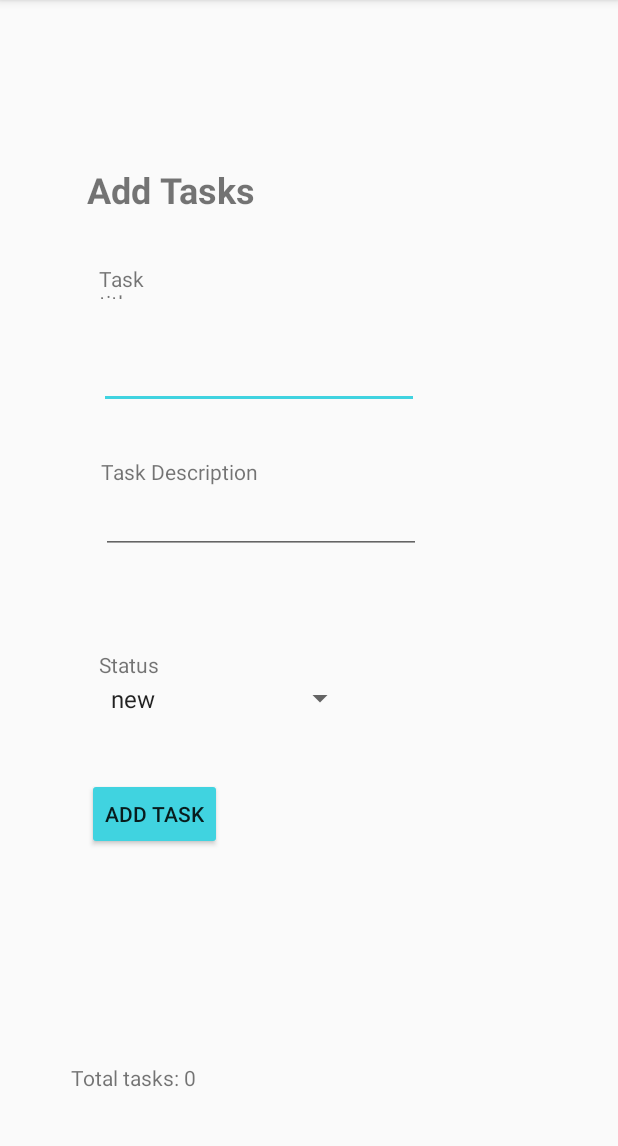
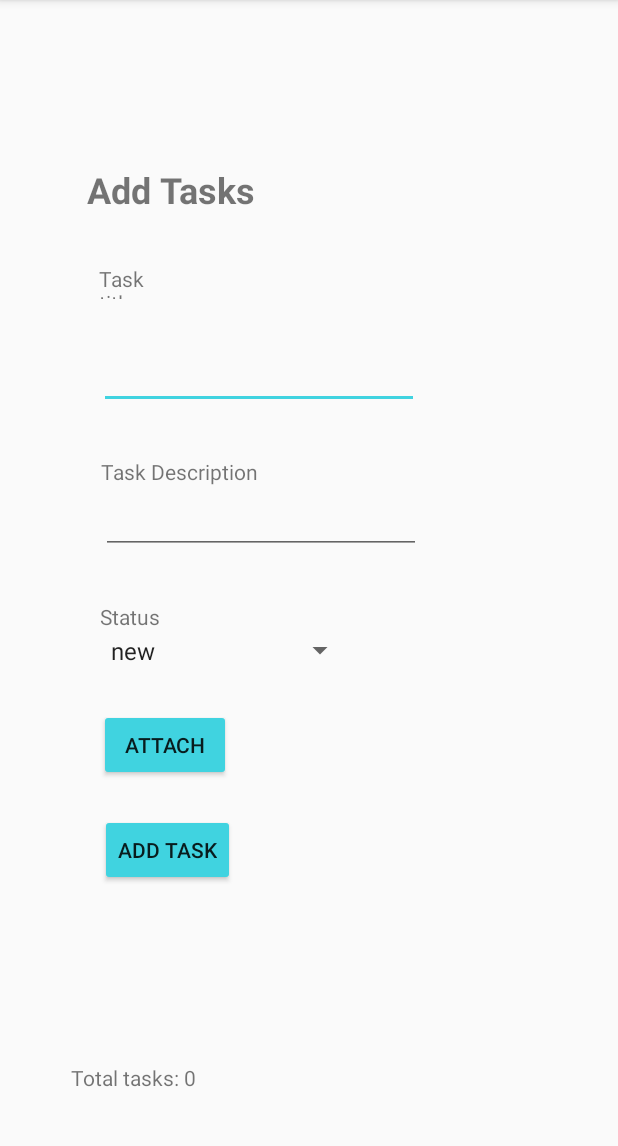
Before and after one commit to JBajracharya/taskMaster, an Android app: the addTask screen opened directly, with no data from a screen before it, on a phone screen of 412 x 824 dp, the part 84-1230 px from its top. Run offline under Robolectric (Android 15) with nearby library versions, the phone set to English and light mode, and no system bars; our stand-ins replace Room's generated code; libraries missing offline, so code that uses them is left out: com.amazonaws.amplify, com.amazonaws.mobile, com.amazonaws.mobileconnectors, com.apollographql.apollo; pictures from the network do not load; 1 statement that could not run was skipped.

```diff
--- a/app/build.gradle
+++ b/app/build.gradle
@@ -22,6 +22,8 @@ android {
 apply plugin: 'com.amazonaws.appsync'
 
 dependencies {
+    // S3 buckets
+    implementation 'com.amazonaws:aws-android-sdk-s3:2.15.+'
 
     //For AWSMobileClient only:
     implementation 'com.amazonaws:aws-android-sdk-mobile-client:2.15.+'
--- a/app/src/main/AndroidManifest.xml
+++ b/app/src/main/AndroidManifest.xml
@@ -28,6 +28,7 @@
             </intent-filter>
         </activity>
         <service android:name="org.eclipse.paho.android.service.MqttService" />
+        <service android:name="com.amazonaws.mobileconnectors.s3.transferutility.TransferService" android:enabled="true" />
     </application>
 
 </manifest>
--- a/app/src/main/res/layout/activity_add_task.xml
+++ b/app/src/main/res/layout/activity_add_task.xml
@@ -70,10 +70,10 @@
         android:id="@+id/button3"
         android:layout_width="wrap_content"
         android:layout_height="wrap_content"
-        android:layout_marginTop="40dp"
+        android:layout_marginTop="96dp"
         android:text="add task"
         app:layout_constraintEnd_toEndOf="parent"
-        app:layout_constraintHorizontal_bias="0.18"
+        app:layout_constraintHorizontal_bias="0.208"
         app:layout_constraintStart_toStartOf="parent"
         app:layout_constraintTop_toBottomOf="@+id/spinner2" />
 
@@ -97,7 +97,7 @@
         android:visibility="invisible"
         app:layout_constraintBottom_toTopOf="@+id/textView5"
         app:layout_constraintEnd_toEndOf="parent"
-        app:layout_constraintHorizontal_bias="0.647"
+        app:layout_constraintHorizontal_bias="0.731"
         app:layout_constraintStart_toStartOf="parent"
         app:layout_constraintTop_toBottomOf="@+id/button3"
         app:layout_constraintVertical_bias="1.0" />
@@ -115,10 +115,23 @@
         android:id="@+id/textView11"
         android:layout_width="wrap_content"
         android:layout_height="wrap_content"
-        android:layout_marginTop="64dp"
+        android:layout_marginTop="32dp"
         android:text="Status"
         app:layout_constraintEnd_toEndOf="parent"
-        app:layout_constraintHorizontal_bias="0.177"
+        app:layout_constraintHorizontal_bias="0.18"
         app:layout_constraintStart_toStartOf="parent"
         app:layout_constraintTop_toBottomOf="@+id/editText2" />
+
+    <Button
+        android:id="@+id/button9"
+        android:layout_width="wrap_content"
+        android:layout_height="wrap_content"
+        android:onClick="getImagefolder"
+        android:text="Attach"
+        app:layout_constraintBottom_toTopOf="@+id/button3"
+        app:layout_constraintEnd_toEndOf="parent"
+        app:layout_constraintHorizontal_bias="0.204"
+        app:layout_constraintStart_toStartOf="parent"
+        app:layout_constraintTop_toBottomOf="@+id/spinner2"
+        app:layout_constraintVertical_bias="0.541" />
 </androidx.constraintlayout.widget.ConstraintLayout>
```
Also changed, not shown: app/src/main/java/com/bajracharya/taskmaster/MainActivity.java (+84 -0 lines), app/src/main/java/com/bajracharya/taskmaster/addTask.java (+28 -0 lines), 5 other files.
